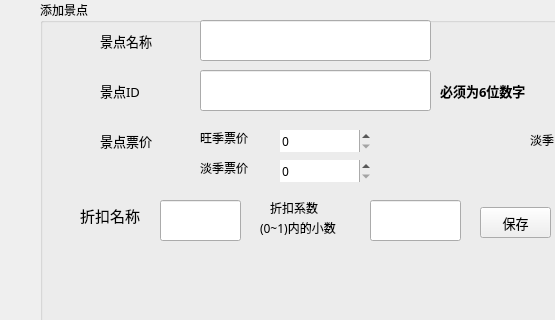
Above: SBSystemBackup/addsite.ui from iceboundx/SBSystem before the change; both pictures show x 0 to 555 and y 0 to 320 of the 966 by 817 pixel window. Below: the same form after it.
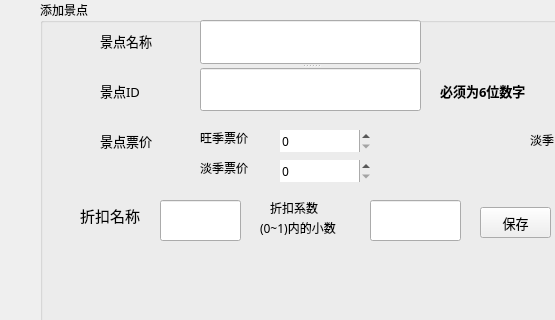
That is the form after the change.

The edit to the form file:
```diff
--- a/SBSystemBackup/addsite.ui
+++ b/SBSystemBackup/addsite.ui
@@ -690,26 +690,6 @@
       <string>适合人群</string>
      </property>
     </widget>
-    <widget class="QLineEdit" name="id">
-     <property name="geometry">
-      <rect>
-       <x>160</x>
-       <y>70</y>
-       <width>231</width>
-       <height>41</height>
-      </rect>
-     </property>
-    </widget>
-    <widget class="QLineEdit" name="name">
-     <property name="geometry">
-      <rect>
-       <x>160</x>
-       <y>20</y>
-       <width>231</width>
-       <height>41</height>
-      </rect>
-     </property>
-    </widget>
     <widget class="QLineEdit" name="dis_name">
      <property name="geometry">
       <rect>
@@ -781,6 +761,21 @@
       </rect>
      </property>
     </widget>
+    <widget class="QSplitter" name="splitter">
+     <property name="geometry">
+      <rect>
+       <x>160</x>
+       <y>20</y>
+       <width>221</width>
+       <height>91</height>
+      </rect>
+     </property>
+     <property name="orientation">
+      <enum>Qt::Vertical</enum>
+     </property>
+     <widget class="QLineEdit" name="name"/>
+     <widget class="QLineEdit" name="id"/>
+    </widget>
    </widget>
   </widget>
  </widget>
```
